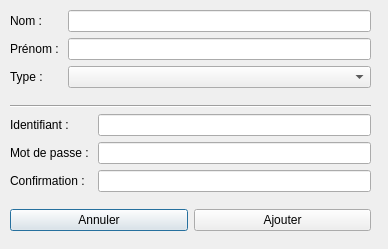
Old version of the form AddStaffForm.ui in the repository Kurond/Projet_Qt.
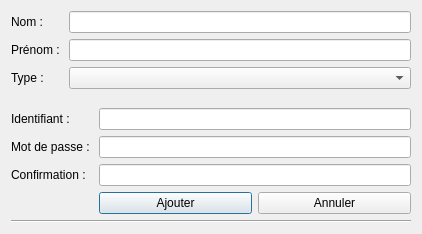
New version of the form.

```diff
--- a/AddStaffForm.ui
+++ b/AddStaffForm.ui
@@ -6,22 +6,15 @@
    <rect>
     <x>0</x>
     <y>0</y>
-    <width>388</width>
-    <height>249</height>
+    <width>422</width>
+    <height>234</height>
    </rect>
   </property>
   <property name="windowTitle">
    <string>Dialog</string>
   </property>
-  <widget class="QWidget" name="verticalLayoutWidget">
-   <property name="geometry">
-    <rect>
-     <x>10</x>
-     <y>10</y>
-     <width>361</width>
-     <height>221</height>
-    </rect>
-   </property>
+  <layout class="QVBoxLayout" name="verticalLayout_2">
+   <item>
    <layout class="QVBoxLayout" name="verticalLayout">
     <item>
      <layout class="QFormLayout" name="formLayout">
@@ -57,13 +50,6 @@
       </item>
      </layout>
     </item>
-    <item>
-     <widget class="Line" name="sepLine">
-      <property name="orientation">
-       <enum>Qt::Horizontal</enum>
-      </property>
-     </widget>
-    </item>
     <item>
      <layout class="QFormLayout" name="formLayout_2">
       <item row="0" column="0">
@@ -88,6 +74,9 @@
         <property name="inputMethodHints">
          <set>Qt::ImhHiddenText|Qt::ImhNoAutoUppercase|Qt::ImhNoPredictiveText|Qt::ImhSensitiveData</set>
         </property>
+         <property name="echoMode">
+          <enum>QLineEdit::Password</enum>
+         </property>
        </widget>
       </item>
       <item row="2" column="0">
@@ -102,19 +91,13 @@
         <property name="inputMethodHints">
          <set>Qt::ImhHiddenText|Qt::ImhNoAutoUppercase|Qt::ImhNoPredictiveText|Qt::ImhSensitiveData</set>
         </property>
-       </widget>
-      </item>
-     </layout>
-    </item>
-    <item>
+         <property name="echoMode">
+          <enum>QLineEdit::Password</enum>
+         </property>
+        </widget>
+       </item>
+       <item row="3" column="1">
      <layout class="QHBoxLayout" name="horizontalLayout_2">
-      <item>
-       <widget class="QPushButton" name="cancelPushButton">
-        <property name="text">
-         <string>Annuler</string>
-        </property>
-       </widget>
-      </item>
       <item>
        <widget class="QPushButton" name="addPushButton">
         <property name="text">
@@ -122,10 +105,27 @@
         </property>
        </widget>
       </item>
+         <item>
+          <widget class="QPushButton" name="cancelPushButton">
+           <property name="text">
+            <string>Annuler</string>
+           </property>
+          </widget>
+         </item>
      </layout>
     </item>
    </layout>
-  </widget>
+     </item>
+     <item>
+      <widget class="Line" name="sepLine">
+       <property name="orientation">
+        <enum>Qt::Horizontal</enum>
+       </property>
+      </widget>
+     </item>
+    </layout>
+   </item>
+  </layout>
  </widget>
  <resources/>
  <connections/>
```
Left out of the diff: 2 changed lines with no effect on the pictures. Lines whose indentation alone changed are shown as unchanged.
